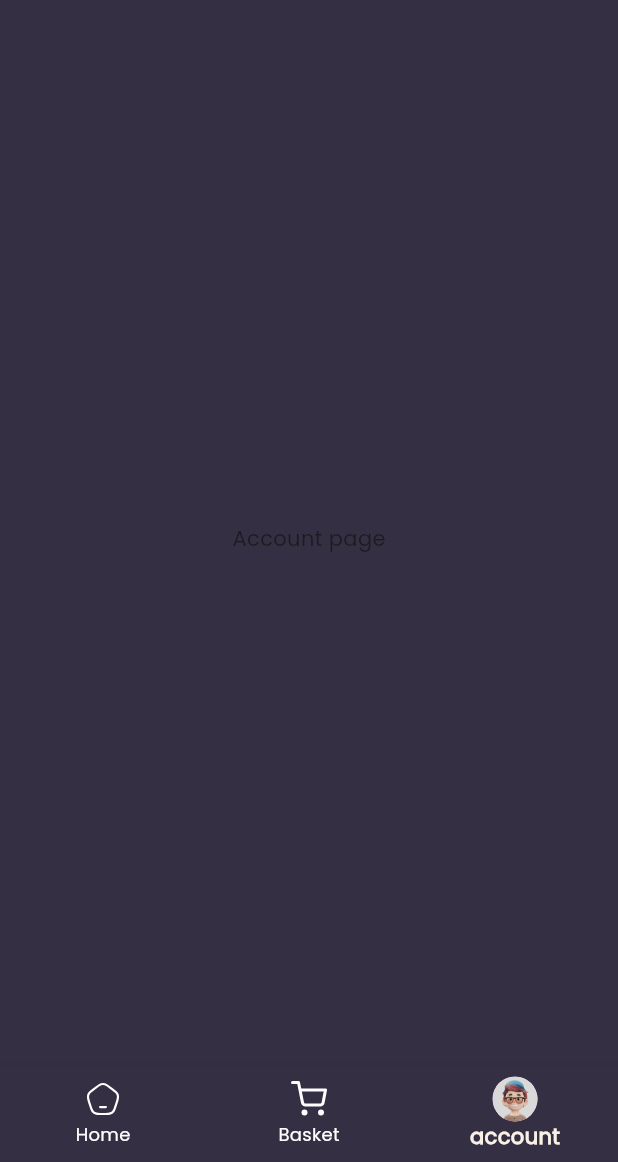
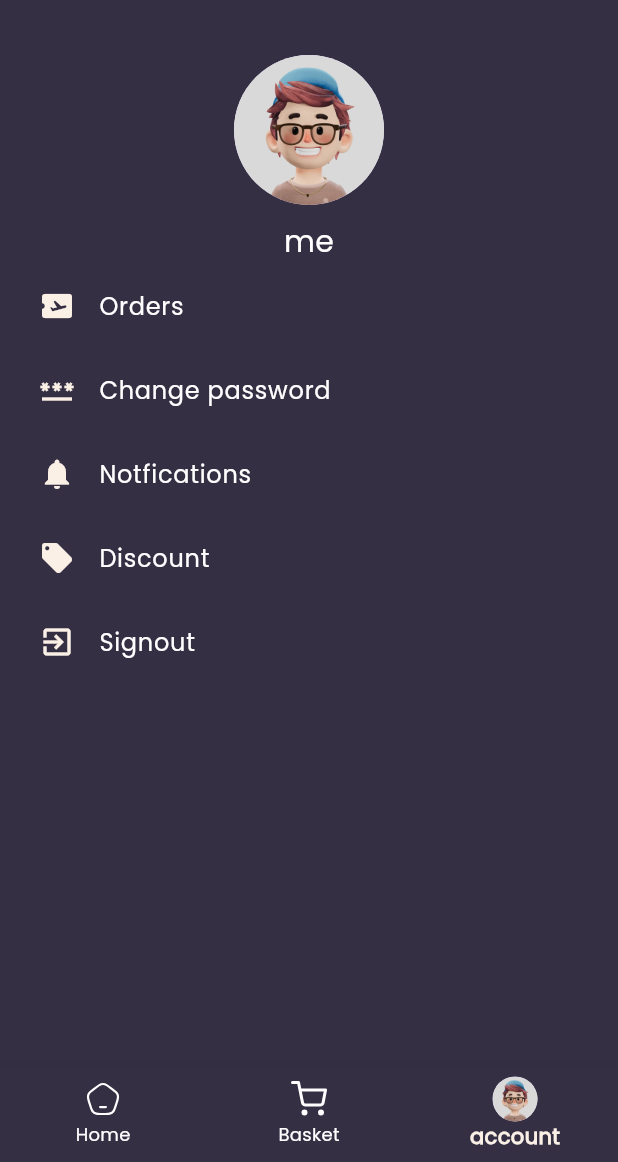
Before and after one commit to apollocked/bnchina-Mart-application, a Flutter app: the screen it shows after launch, item 3 of the bottom bar chosen, on a phone screen of 412 x 824 dp, the part 74-1236 px from its top. Run offline on Flutter 3.47's test engine with Material 3 defaults, Android fonts, the phone set to English and light mode, and no system bars; our stand-ins replace flutter_svg, font_awesome_flutter; accounts and stored records are empty; Roboto replaces fonts that are missing (popins).

Commit message:
adding list tile for accuont page

```diff
--- a/lib/pages/Navigation_Bar_Pages/account_page.dart
+++ b/lib/pages/Navigation_Bar_Pages/account_page.dart
@@ -1,12 +1,46 @@
+import 'package:bnchinamart/utils/assets.dart';
+import 'package:bnchinamart/utils/colors.dart';
+import 'package:bnchinamart/utils/data.dart';
 import 'package:flutter/material.dart';
+import 'package:flutter_svg/flutter_svg.dart';
 
 class Accountpage extends StatelessWidget {
   const Accountpage({super.key});
 
   @override
   Widget build(BuildContext context) {
-    return const Center(
-      child: Text("Account page"),
+    return  Column(
+      children: [
+        SizedBox(height:20,),
+ Center(
+   child: Column(
+   children: [
+     CircleAvatar(
+      radius: 50,
+       backgroundImage: AssetImage(avatarBoy),
+     ),SizedBox(height: 10,),
+     Text(currentUser["username"]?? "me",style: TextStyle(color: textColor,fontSize: 20,fontFamily: "poppins"),)
+   ],
+      ),
+ ),
+ ListTile(
+  leading:Icon(Icons.airplane_ticket_rounded,color: primaryColor,) ,title: Text("Orders",style: TextStyle(color: textColor),) ,
+ ), ListTile(
+  leading:Icon(Icons.password_sharp,color: primaryColor,) ,title: Text(style: TextStyle(color: textColor),"Change password") ,
+ ), ListTile(
+  leading:Icon(Icons.notifications,color: primaryColor,) ,title: Text(style: TextStyle(color: textColor),"Notfications") ,
+ ), ListTile(
+  leading:Icon(Icons.local_offer,color: primaryColor,) ,title: Text(style: TextStyle(color: textColor),"Discount") ,
+ ), ListTile(onTap: () {
+
+ },
+  leading:Icon(Icons.exit_to_app,color: primaryColor,) ,title: Text(style: TextStyle(color: textColor),"Signout") ,
+ ),
+
+
+
+
+      ],
     );
   }
 }
```
Also changed, not shown: 6 other files.
